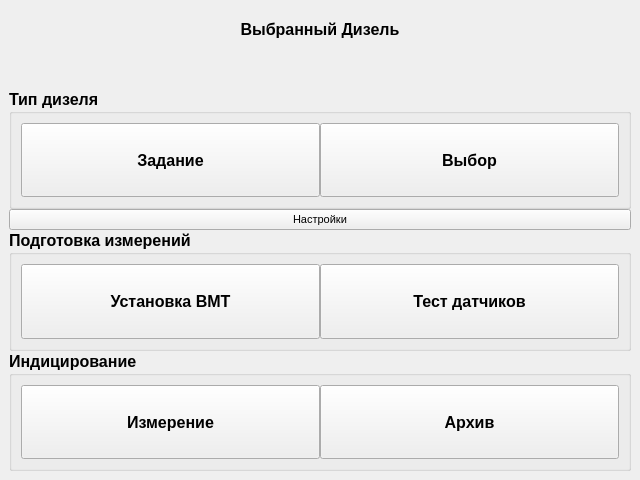
First picture: the form in MainWindow/mainwindow.ui, repository MagistrYodaa/Qt_Diesel_Analyze, before the edit.
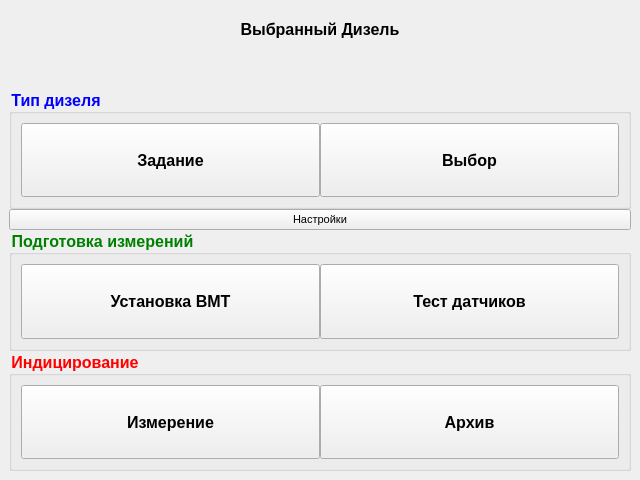
Second picture: the form after the edit.

The edit to the form file:
```diff
--- a/MainWindow/mainwindow.ui
+++ b/MainWindow/mainwindow.ui
@@ -86,6 +86,9 @@
         <bold>true</bold>
        </font>
       </property>
+      <property name="styleSheet">
+       <string notr="true">QGroupBox { color: blue; } </string>
+      </property>
       <property name="title">
        <string>Тип дизеля</string>
       </property>
@@ -190,6 +193,9 @@
         <bold>true</bold>
        </font>
       </property>
+      <property name="styleSheet">
+       <string notr="true">QGroupBox { color: green; } </string>
+      </property>
       <property name="title">
        <string>Подготовка измерений</string>
       </property>
@@ -286,7 +292,7 @@
        </font>
       </property>
       <property name="styleSheet">
-       <string notr="true"/>
+       <string notr="true">QGroupBox { color: red; } </string>
       </property>
       <property name="title">
        <string>Индицирование</string>
```
Left out of the diff: 2 changed lines with no effect on the pictures.
